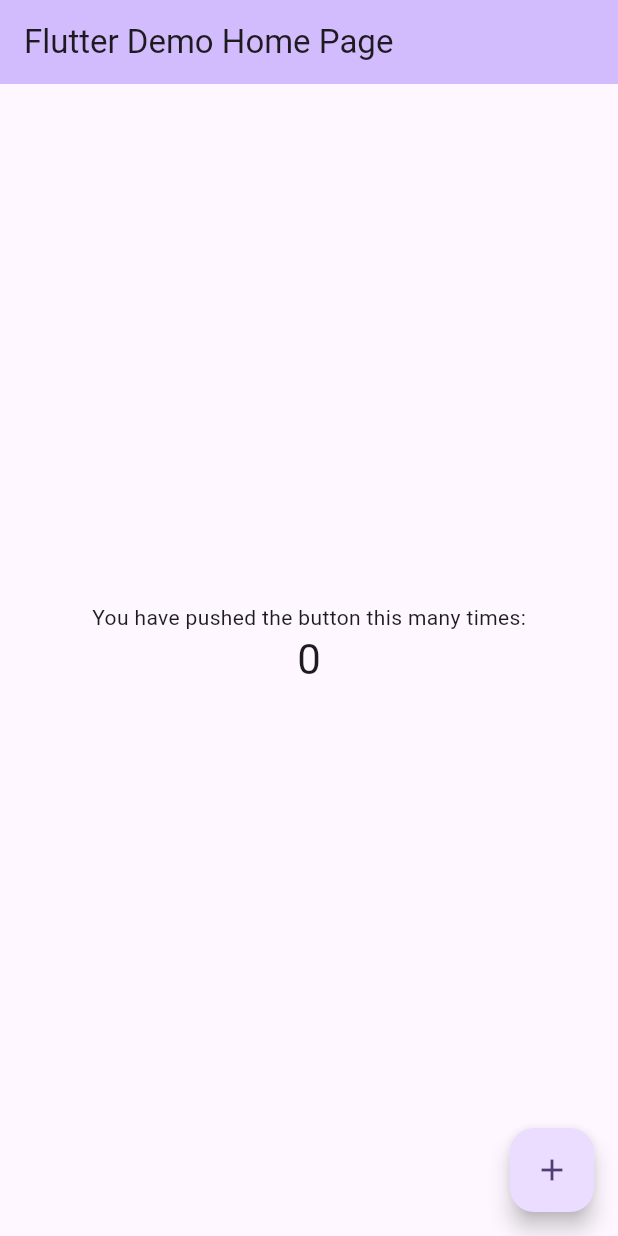
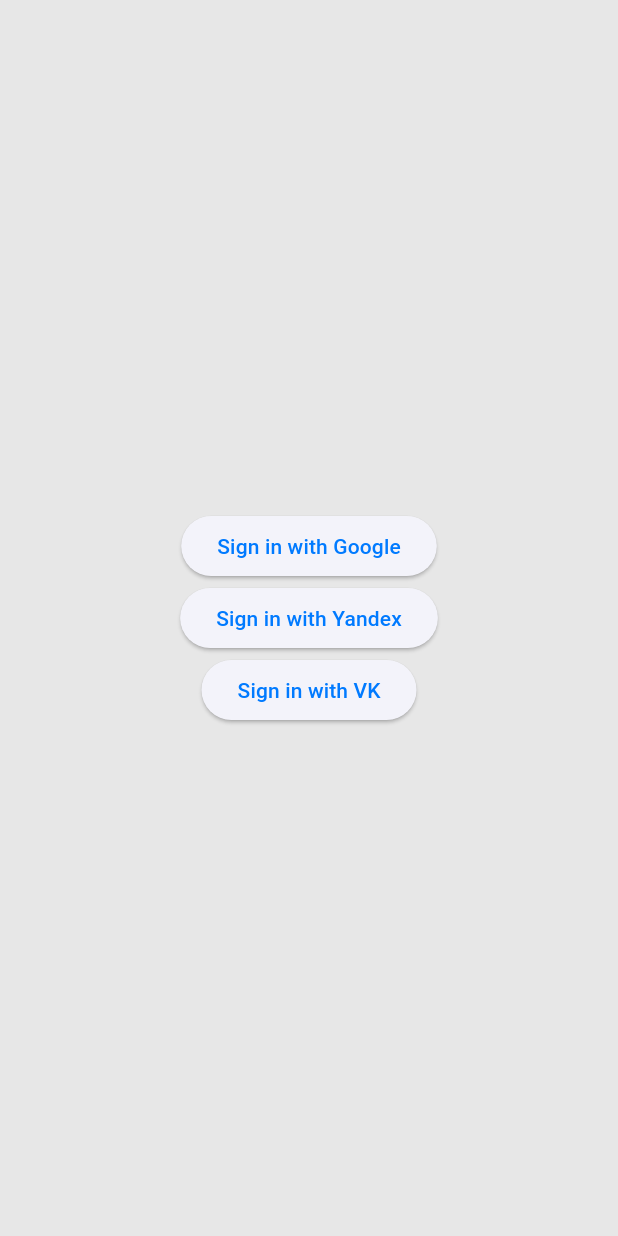
Before and after one commit to bonbon195/auris-flutter, a Flutter app: the screen it shows after launch, on a phone screen of 412 x 824 dp. Run offline on Flutter 3.47's test engine with Material 3 defaults, Android fonts, the phone set to English and light mode, and no system bars; our stand-ins replace pocketbase, shared_preferences, sliding_up_panel; missing offline and left inert: conditional_wrap, web_smooth_scroll.

Commit message:
added cupertino homepage, auth and more

```diff
--- a/lib/main.dart
+++ b/lib/main.dart
@@ -1,71 +1,47 @@
-import 'package:audioplayers/audioplayers.dart';
+import 'dart:io';
+import 'package:auris/page/auth.dart';
+import 'package:auris/page/check_auth.dart';
+import 'package:auris/page/home.dart';
+import 'package:auris/service/api_service.dart';
+import 'package:flutter/cupertino.dart';
 import 'package:flutter/material.dart';
 
-void main() {
-  runApp(const MyApp());
+void main() async {
+  WidgetsFlutterBinding.ensureInitialized();
+
+  await ApiService.init();
+
+  runApp(App());
 }
 
-class MyApp extends StatelessWidget {
-  const MyApp({super.key});
+class App extends StatelessWidget {
+  App({super.key});
+  final GlobalKey<NavigatorState> navigatorKey = GlobalKey<NavigatorState>();
+  final Map<String, WidgetBuilder> routes = {
+    '/': (context) => const HomePage(),
+    'auth': (context) => const AuthPage(),
+    'check-auth': (context) => const CheckAuth(),
+  };
+
   @override
   Widget build(BuildContext context) {
+    if (!Platform.isIOS) {
+      return CupertinoApp(
+        navigatorKey: navigatorKey,
+        title: 'Auris',
+        initialRoute: 'check-auth',
+        routes: routes,
+      );
+    }
     return MaterialApp(
-      title: 'Flutter Demo',
+      navigatorKey: navigatorKey,
+      title: 'Auris',
       theme: ThemeData(
         colorScheme: ColorScheme.fromSeed(seedColor: Colors.deepPurple),
         useMaterial3: true,
       ),
-      home: const MyHomePage(title: 'Flutter Demo Home Page'),
+      initialRoute: 'check-auth',
+      routes: routes,
     );
   }
 }
-
-class MyHomePage extends StatefulWidget {
-  const MyHomePage({super.key, required this.title});
-  final String title;
-
-  @override
-  State<MyHomePage> createState() => _MyHomePageState();
-}
-
-class _MyHomePageState extends State<MyHomePage> {
-  int _counter = 0;
-  final player = AudioPlayer();
-  final String apiURL = const String.fromEnvironment('API_URL');
-  Future<void> _incrementCounter() async {
-    setState(() {
-      _counter++;
-    });
-    await player.play(UrlSource('$apiURL/3.mp3'));
-  }
-
-  @override
-  Widget build(BuildContext context) {
-    return Scaffold(
-      appBar: AppBar(
-        backgroundColor: Theme.of(context).colorScheme.inversePrimary,
-        title: Text(widget.title),
-      ),
-      body: Center(
-        child: Column(
-          mainAxisAlignment: MainAxisAlignment.center,
-          children: <Widget>[
-            const Text(
-              'You have pushed the button this many times:',
-            ),
-            Text(
-              '$_counter',
-              style: Theme.of(context).textTheme.headlineMedium,
-            ),
-            Text(apiURL),
-          ],
-        ),
-      ),
-      floatingActionButton: FloatingActionButton(
-        onPressed: _incrementCounter,
-        tooltip: 'Increment',
-        child: const Icon(Icons.add),
-      ),
-    );
-  }
-}
--- /dev/null
+++ b/lib/page/auth.dart
@@ -0,0 +1,51 @@
+import 'package:auris/platform_components/platform_button.dart';
+import 'package:auris/service/api_service.dart';
+import 'package:flutter/cupertino.dart';
+import 'package:flutter/material.dart';
+import 'package:pocketbase/pocketbase.dart';
+
+class AuthPage extends StatefulWidget {
+  const AuthPage({super.key});
+
+  @override
+  State<AuthPage> createState() => _AuthPageState();
+}
+
+class _AuthPageState extends State<AuthPage> {
+  @override
+  Widget build(BuildContext context) {
+    return Center(
+      child: Column(
+        mainAxisAlignment: MainAxisAlignment.center,
+        children: [
+          PlatformButton(
+              onPressed: () async {
+                _signIn('google');
+              },
+              child: const Text('Sign in with Google')),
+          PlatformButton(
+              onPressed: () async {
+                _signIn('yandex');
+              },
+              child: const Text('Sign in with Yandex')),
+          PlatformButton(
+              onPressed: () async {
+                _signIn('vk');
+              },
+              child: const Text('Sign in with VK')),
+        ],
+      ),
+    );
+  }
+
+  void _signIn(String provider) async {
+    try {
+      RecordAuth recordAuth = await ApiService.authWithProvider(
+          provider: provider, context: context);
+      ApiService.save(recordAuth);
+      Navigator.pushReplacementNamed(context, '/');
+    } catch (e) {
+      return;
+    }
+  }
+}
--- /dev/null
+++ b/lib/platform_components/platform_button.dart
@@ -0,0 +1,24 @@
+import 'dart:io';
+
+import 'package:flutter/cupertino.dart';
+import 'package:flutter/material.dart';
+
+class PlatformButton extends StatelessWidget {
+  final void Function() onPressed;
+  final Widget child;
+  const PlatformButton(
+      {super.key, required this.onPressed, required this.child});
+
+  @override
+  Widget build(BuildContext context) {
+    return Platform.isIOS
+        ? CupertinoButton(
+            onPressed: onPressed,
+            child: child,
+          )
+        : ElevatedButton(
+            onPressed: onPressed,
+            child: child,
+          );
+  }
+}
--- /dev/null
+++ b/lib/service/api_service.dart
@@ -0,0 +1,44 @@
+import 'package:flutter/material.dart';
+import 'package:pocketbase/pocketbase.dart';
+import 'package:shared_preferences/shared_preferences.dart';
+import 'package:url_launcher/url_launcher.dart';
+
+class ApiService {
+  static late SharedPreferences prefs;
+  static late PocketBase _pb;
+  static const String _apiURL = String.fromEnvironment('API_URL');
+
+  static Future<void> init() async {
+    prefs = await SharedPreferences.getInstance();
+    AsyncAuthStore store = AsyncAuthStore(
+        save: (String data) => prefs.setString('pb_auth', data),
+        initial: prefs.getString('pb_auth'));
+    _pb = PocketBase(_apiURL, authStore: store);
+  }
+
+  static bool checkAuth() {
+    return _pb.authStore.isValid;
+  }
+
+  static Future<RecordAuth> authWithPassword(
+      String email, String password) async {
+    return await _pb.collection('users').authWithPassword(email, password);
+  }
+
+  static Future<RecordAuth> authWithProvider(
+      {required String provider, required BuildContext context}) async {
+    return await _pb.collection('users').authWithOAuth2(provider, (url) async {
+      if (await canLaunchUrl(url)) {
+        await launchUrl(url);
+      }
+    });
+  }
+
+  static Future<void> signOut() async {
+    _pb.authStore.clear();
+  }
+
+  static void save(RecordAuth auth) {
+    _pb.authStore.save(auth.token, auth.record);
+  }
+}
```
Also changed, not shown: lib/components/expandable_player.dart (added, +126 -0 lines), lib/page/check_auth.dart (added, +31 -0 lines), lib/page/favorites.dart (added, +110 -0 lines), lib/page/home.dart (added, +82 -0 lines), lib/page/playlists.dart (added, +15 -0 lines), lib/page/search.dart (added, +15 -0 lines), lib/page/settings.dart (added, +15 -0 lines), lib/page/single_playlist.dart (added, +15 -0 lines), lib/platform_components/platform_loading_indicator.dart (added, +17 -0 lines), pubspec.yaml (+9 -0 lines), lib/platform_components/platform_home_page.dart (added), pubspec.lock, 14 other files.
